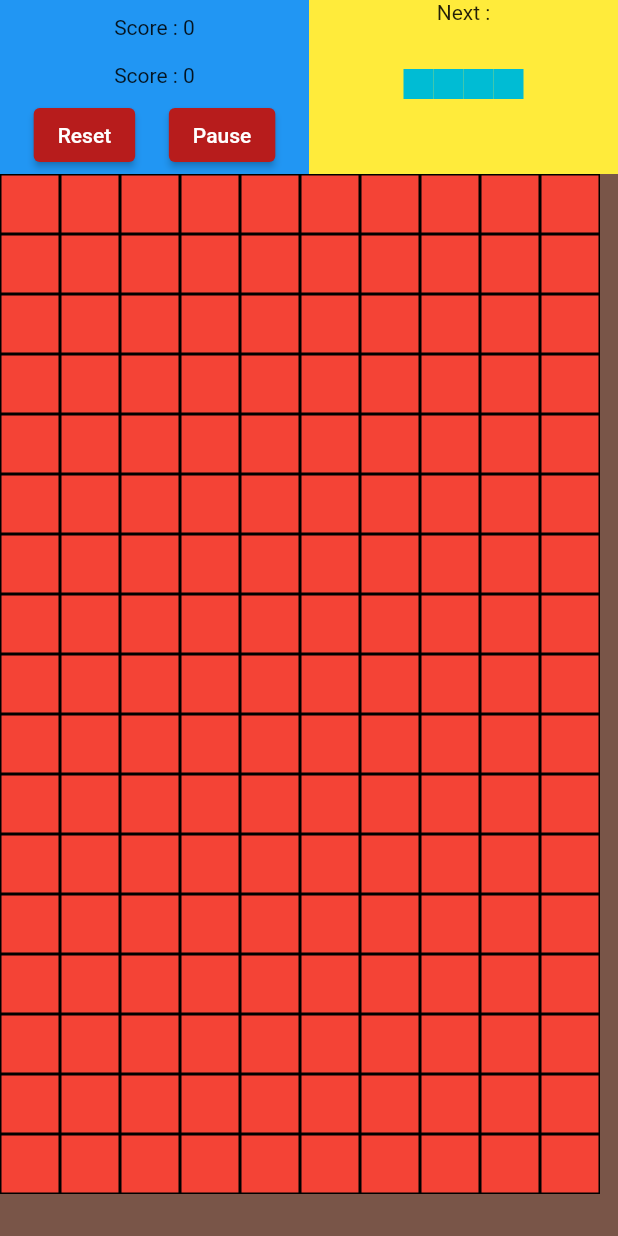
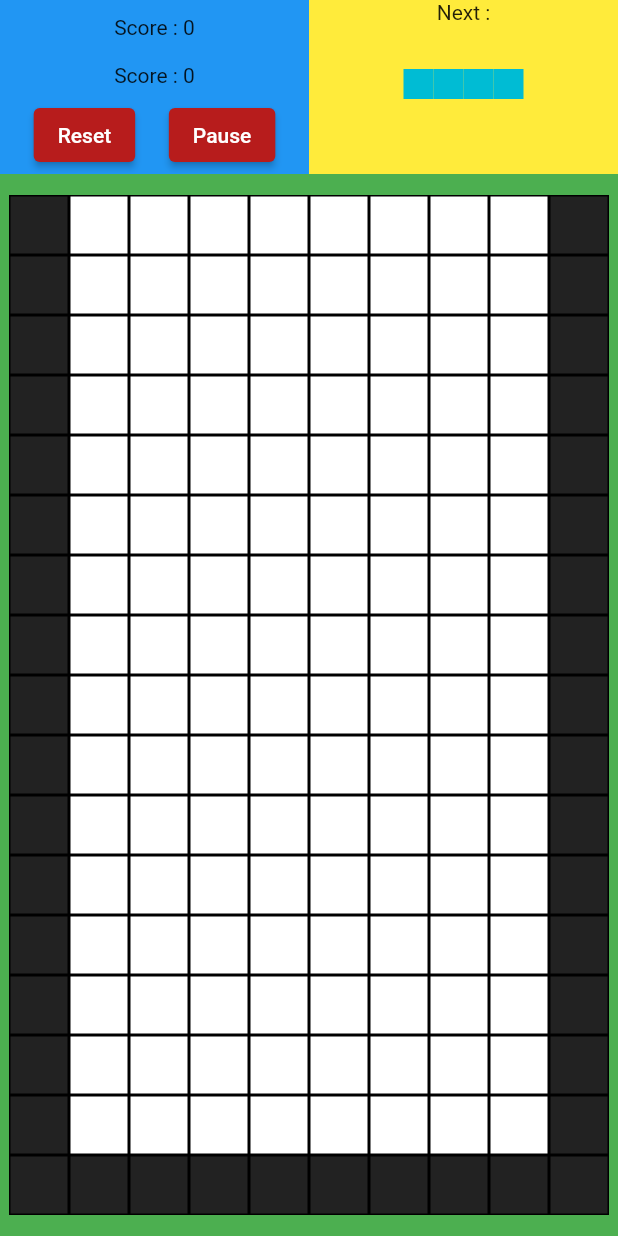
Before and after one commit to MUradyanHayk/tetris-game, a Flutter app: the screen it shows after launch, on a phone screen of 412 x 824 dp. Run offline on Flutter 3.47's test engine with Material 2 defaults, Android fonts, the phone set to English and light mode, and no system bars.

```diff
--- a/lib/widget/tetris_game.dart
+++ b/lib/widget/tetris_game.dart
@@ -4,7 +4,7 @@ import 'package:flutter/cupertino.dart';
 import 'package:flutter/material.dart';
 
 // https://www.youtube.com/watch?v=DhyOyqz7saM&list=PLdtFzIhH38aKQfgjcui_WSdsksoVzHoc1
-// hasel em 40:00
+// hasel em 47:00
 class TetrisGame extends StatefulWidget {
   const TetrisGame({Key? key}) : super(key: key);
 
@@ -28,6 +28,7 @@ class _TetrisGameState extends State<TetrisGame> {
     const double sizePerSquare = 40;
     return Scaffold(
       body: Container(
+        alignment: Alignment.center,
         color: Colors.blue,
         child: SafeArea(
           child: Center(child: LayoutBuilder(builder: (context, constraints) {
@@ -74,6 +75,7 @@ class _TetrisGameState extends State<TetrisGame> {
                         ),
                       ),
                       Container(
+                        alignment: Alignment.center,
                         width: constraints.biggest.width / 2,
                         color: Colors.yellow,
                         child: Column(
@@ -106,6 +108,7 @@ class _TetrisGameState extends State<TetrisGame> {
                 ),
                 Expanded(
                     child: Container(
+                  alignment: Alignment.center,
                   width: double.maxFinite,
                   color: Colors.green,
                   child: LayoutBuilder(builder: (context, constraints) {
@@ -249,6 +252,11 @@ class _TetrisWidgetState extends State<TetrisWidget> with SingleTickerProviderSt
     if (animation.isCompleted && brickObjectPosValue.value.length > 1) {
       print("nice run hahhaa");
 
+      // get current move
+      BrickObjectPos currentObj = brickObjectPosValue.value[brickObjectPosValue.value.length - 2];
+
+      // calculate offset target on animate
+
       animationController.reset();
       animationController.forward();
     }
@@ -259,6 +267,9 @@ class _TetrisWidgetState extends State<TetrisWidget> with SingleTickerProviderSt
   void randomBrick({start: false}) {
     // start true means to generate 2 random brick, if false we just generate one on time
     brickObjectPosValue.value.add(getNewBrickPos());
+    if (start) {
+      brickObjectPosValue.value.add(getNewBrickPos());
+    }
     widget.setNextBrick!.call(brickObjectPosValue.value);
     brickObjectPosValue.notifyListeners();
   }
@@ -280,9 +291,15 @@ class _TetrisWidgetState extends State<TetrisWidget> with SingleTickerProviderSt
 
     // let show our generate bricks
     return Container(
+      width: sizeBox.width,
+      height: sizeBox.height,
       alignment: Alignment.center,
       color: Colors.brown,
       child: Container(
+        color: Colors.white,
+        width: sizeBox.width,
+        height: sizeBox.height,
+        alignment: Alignment.center,
         child: ValueListenableBuilder(
           valueListenable: donePointsValue,
           builder: (context, List<BrickObjectPosDone> donePoints, child) {
@@ -297,12 +314,40 @@ class _TetrisWidgetState extends State<TetrisWidget> with SingleTickerProviderSt
                           left: index % (sizeBox.width / widget.sizePerSquare!) * widget.sizePerSquare!,
                           top: index ~/ (sizeBox.width / widget.sizePerSquare!) * widget.sizePerSquare!,
                           child: Container(
-                            decoration: BoxDecoration(color: Colors.red, border: Border.all(width: 1)),
+                            decoration: BoxDecoration(
+                              // let make wall defined by our lists before
+                              color: checkIndexHitBase(index) ? Colors.black87 : Colors.transparent,
+                              border: Border.all(width: 1),
+                            ),
                             width: widget.sizePerSquare!,
                             height: widget.sizePerSquare!,
                           ),
                         );
-                      }),
+                      }).toList(),
+                      // lets show bricks
+                      // move our brick for demo
+                      if (brickObjectPoses.length > 1)
+                        ...brickObjectPoses
+                            .where((element) => !element.isDone)
+                            .toList()
+                            .asMap()
+                            .entries
+                            .map(
+                              (e) => Positioned(
+                                left: e.value.offset.dx,
+                                top: e.value.offset.dy,
+                                child: BrickShape(
+                                  BrickShapeStatic.getListBrickOnEnum(
+                                    e.value.shapeEnum,
+                                    direction: e.value.rotation,
+                                  ),
+                                  sizePerSquare: widget.sizePerSquare!,
+                                  points: e.value.pointArray,
+                                  color: e.value.color,
+                                ),
+                              ),
+                            )
+                            .toList(),
                     ],
                   );
                 });
@@ -310,6 +355,10 @@ class _TetrisWidgetState extends State<TetrisWidget> with SingleTickerProviderSt
         ),
       ),
     );
+  }
+
+  checkIndexHitBase(int index) {
+    return levelBases.indexWhere((element) => element == index) != -1;
   }
 
   @override
```
